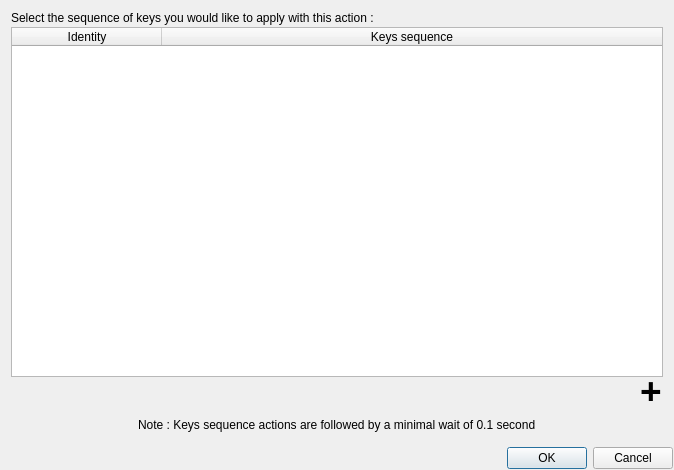
Before: the Qt Designer form ui/createactiondialog/CreateKeysSequenceActionDialog.ui in AmirHammouteneEI/ScheduledPasteAndKeys, drawn with Qt 5.
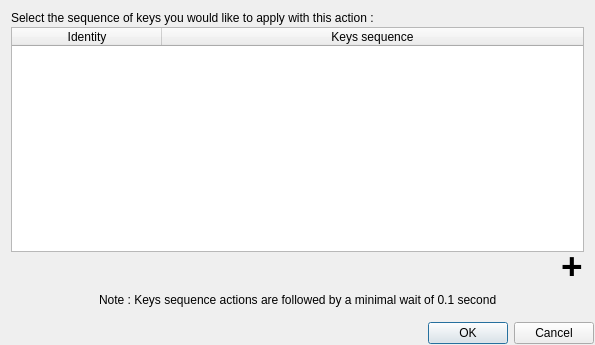
After: the same form once the commit is applied. Custom widgets are drawn as their Qt base class.

The edit to the form file:
```diff
--- a/ui/createactiondialog/CreateKeysSequenceActionDialog.ui
+++ b/ui/createactiondialog/CreateKeysSequenceActionDialog.ui
@@ -6,8 +6,8 @@
    <rect>
     <x>0</x>
     <y>0</y>
-    <width>674</width>
-    <height>470</height>
+    <width>595</width>
+    <height>345</height>
    </rect>
   </property>
   <property name="windowTitle">
```
Left out of the diff: 36 changed lines with no effect on the pictures.
